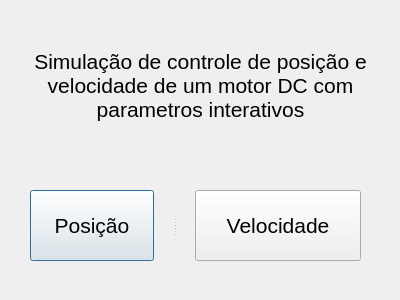
The window that windows/menu.ui (lgalvani007/ProjetoSemestral) describes before a commit, drawn with Qt 5.
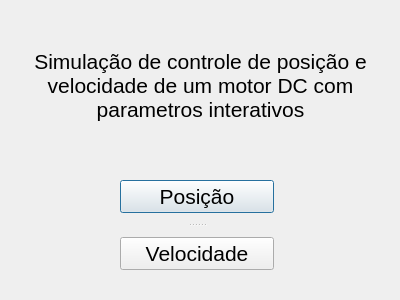
The same window after the commit.

Patch:
```diff
--- a/windows/menu.ui
+++ b/windows/menu.ui
@@ -52,29 +52,71 @@
   <widget class="QSplitter" name="splitter">
    <property name="geometry">
     <rect>
-     <x>30</x>
-     <y>190</y>
-     <width>331</width>
-     <height>71</height>
+     <x>120</x>
+     <y>180</y>
+     <width>154</width>
+     <height>90</height>
     </rect>
    </property>
+   <property name="sizePolicy">
+    <sizepolicy hsizetype="Fixed" vsizetype="Fixed">
+     <horstretch>0</horstretch>
+     <verstretch>0</verstretch>
+    </sizepolicy>
+   </property>
    <property name="font">
     <font>
      <pointsize>16</pointsize>
     </font>
    </property>
+   <property name="frameShape">
+    <enum>QFrame::NoFrame</enum>
+   </property>
+   <property name="frameShadow">
+    <enum>QFrame::Plain</enum>
+   </property>
+   <property name="lineWidth">
+    <number>0</number>
+   </property>
+   <property name="midLineWidth">
+    <number>0</number>
+   </property>
    <property name="orientation">
-    <enum>Qt::Horizontal</enum>
+    <enum>Qt::Vertical</enum>
    </property>
    <property name="handleWidth">
-    <number>41</number>
+    <number>24</number>
    </property>
    <widget class="QPushButton" name="Posicao">
+    <property name="sizePolicy">
+     <sizepolicy hsizetype="Minimum" vsizetype="Minimum">
+      <horstretch>0</horstretch>
+      <verstretch>0</verstretch>
+     </sizepolicy>
+    </property>
+    <property name="sizeIncrement">
+     <size>
+      <width>0</width>
+      <height>0</height>
+     </size>
+    </property>
     <property name="text">
      <string>Posição</string>
     </property>
+    <property name="iconSize">
+     <size>
+      <width>16</width>
+      <height>16</height>
+     </size>
+    </property>
    </widget>
    <widget class="QPushButton" name="Velocidade">
+    <property name="sizePolicy">
+     <sizepolicy hsizetype="Minimum" vsizetype="Minimum">
+      <horstretch>0</horstretch>
+      <verstretch>0</verstretch>
+     </sizepolicy>
+    </property>
     <property name="text">
      <string>Velocidade</string>
     </property>
```
Left out of the diff: 4 changed lines with no effect on the pictures.
